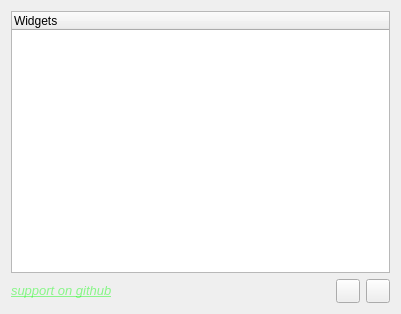
Qt form widgetci/mainwindow.ui (eminfedar/widgetci) before a commit.
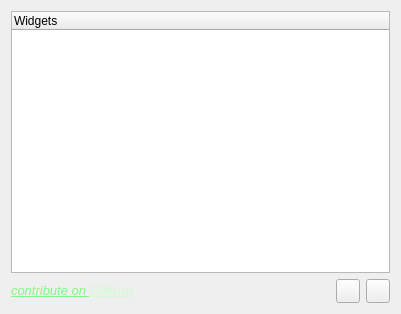
The same form after that commit. Icons and pictures are not drawn.

Commit message: [CHANGED] Contribute on github.

What changed in the file:
```diff
--- a/widgetci/mainwindow.ui
+++ b/widgetci/mainwindow.ui
@@ -44,7 +44,7 @@
            <string>Go to http://github.com/eminfedar/widgetci</string>
           </property>
           <property name="text">
-           <string>&lt;html&gt;&lt;head/&gt;&lt;body&gt;&lt;p&gt;&lt;a href=&quot;http://github.com/eminfedar/widgetci&quot;&gt;&lt;span style=&quot; font-size:10pt; font-style:italic; text-decoration: underline; color:rgba(0,255,0,0.431373);&quot;&gt;support on github&lt;/span&gt;&lt;/a&gt;&lt;/p&gt;&lt;/body&gt;&lt;/html&gt;</string>
+           <string>&lt;html&gt;&lt;head/&gt;&lt;body&gt;&lt;p&gt;&lt;a href=&quot;http://github.com/eminfedar/widgetci&quot;&gt;&lt;span style=&quot; font-size:10pt; font-style:italic; text-decoration: underline; color:rgba(0,255,0,0.447059);&quot;&gt;contribute on &lt;/span&gt;&lt;/a&gt;&lt;a href=&quot;http://github.com/eminfedar/widgetci&quot;&gt;&lt;span style=&quot; font-size:10pt; font-weight:600; font-style:italic; text-decoration: underline; color:rgba(200,255,200,0.6);&quot;&gt;GitHub&lt;/span&gt;&lt;/a&gt;&lt;/p&gt;&lt;/body&gt;&lt;/html&gt;</string>
           </property>
           <property name="textFormat">
            <enum>Qt::RichText</enum>
```
